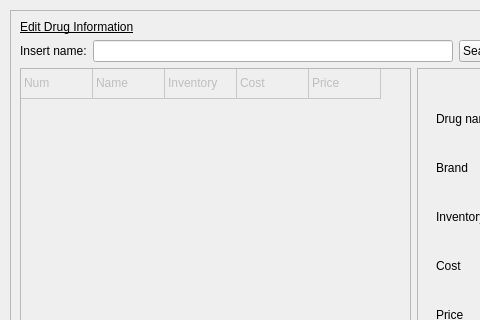
First picture: the form in managementscreen.ui, repository WNewsome/Pharmaceutical-Point-of-Sale, before the edit; both pictures show x 0 to 480 and y 0 to 320 of the 808 by 663 pixel window.
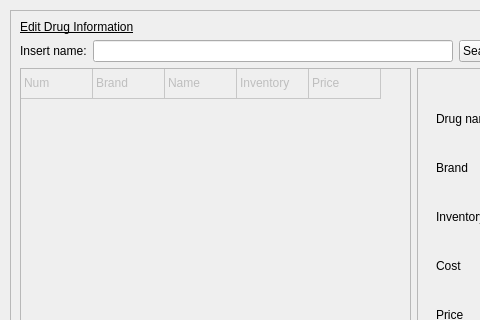
Second picture: the form after the edit.

The edit to the form file:
```diff
--- a/managementscreen.ui
+++ b/managementscreen.ui
@@ -99,17 +99,17 @@
        </item>
        <item row="0" column="1">
         <property name="text">
-         <string>Name</string>
+         <string>Brand</string>
         </property>
        </item>
        <item row="0" column="2">
         <property name="text">
-         <string>Inventory</string>
+         <string>Name</string>
         </property>
        </item>
        <item row="0" column="3">
         <property name="text">
-         <string>Cost</string>
+         <string>Inventory</string>
         </property>
        </item>
        <item row="0" column="4">
```
